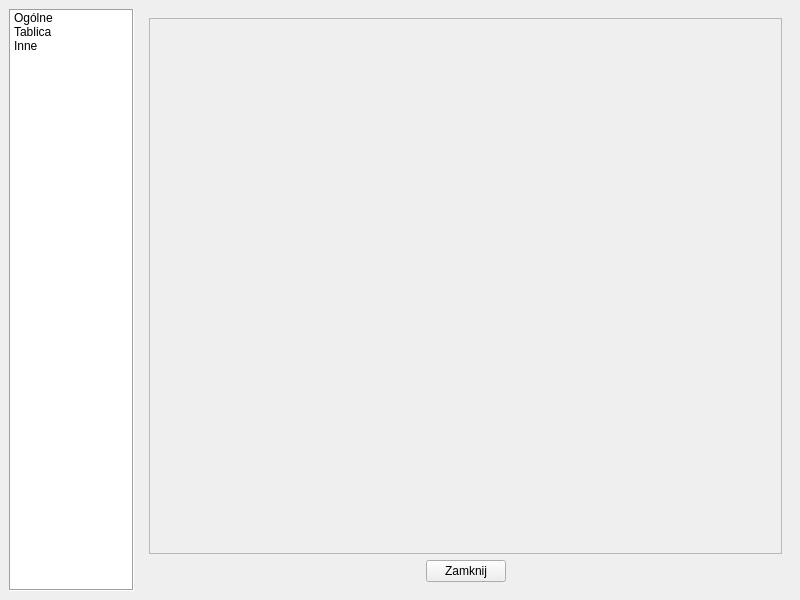
The window that ui/Settings/settings-window.ui (OskarLewandowski/dex-data-experience) describes before a commit, drawn with Qt 5.
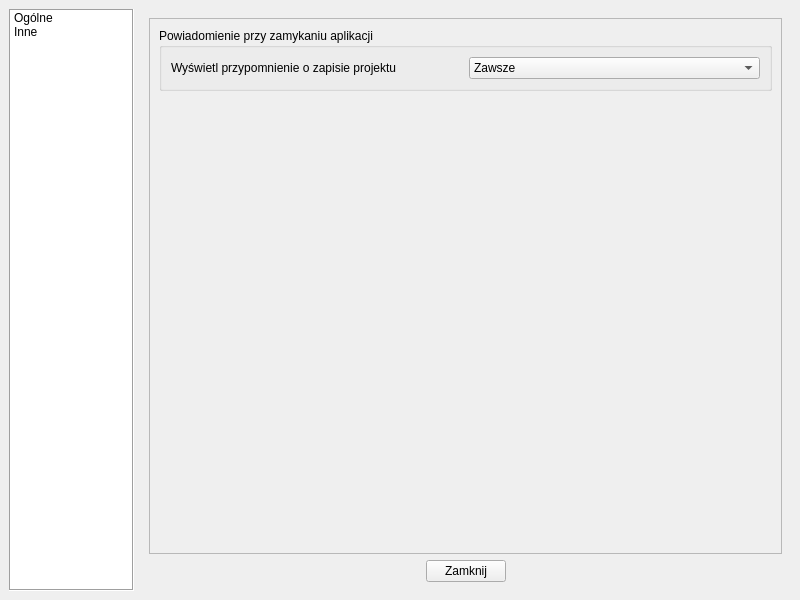
The same window after the commit. The open tabs and pages were chosen to show the change.

Patch:
```diff
--- a/ui/Settings/settings-window.ui
+++ b/ui/Settings/settings-window.ui
@@ -46,11 +46,6 @@
         <string>Ogólne</string>
        </property>
       </item>
-      <item>
-       <property name="text">
-        <string>Tablica</string>
-       </property>
-      </item>
       <item>
        <property name="text">
         <string>Inne</string>
@@ -415,10 +410,59 @@
             <rect>
              <x>0</x>
              <y>0</y>
-             <width>98</width>
-             <height>28</height>
+             <width>631</width>
+             <height>530</height>
             </rect>
            </property>
+           <layout class="QVBoxLayout" name="verticalLayout_12">
+            <item>
+             <widget class="QGroupBox" name="groupBox_4">
+              <property name="title">
+               <string>Powiadomienie przy zamykaniu aplikacji</string>
+              </property>
+              <layout class="QVBoxLayout" name="verticalLayout_11">
+               <item>
+                <layout class="QHBoxLayout" name="horizontalLayout_15">
+                 <item>
+                  <widget class="QLabel" name="label_9">
+                   <property name="text">
+                    <string>Wyświetl przypomnienie o zapisie projektu</string>
+                   </property>
+                  </widget>
+                 </item>
+                 <item>
+                  <widget class="QComboBox" name="comboBox_Window_Reminding_To_Save">
+                   <item>
+                    <property name="text">
+                     <string>Zawsze</string>
+                    </property>
+                   </item>
+                   <item>
+                    <property name="text">
+                     <string>Nigdy</string>
+                    </property>
+                   </item>
+                  </widget>
+                 </item>
+                </layout>
+               </item>
+              </layout>
+             </widget>
+            </item>
+            <item>
+             <spacer name="verticalSpacer">
+              <property name="orientation">
+               <enum>Qt::Vertical</enum>
+              </property>
+              <property name="sizeHint" stdset="0">
+               <size>
+                <width>20</width>
+                <height>443</height>
+               </size>
+              </property>
+             </spacer>
+            </item>
+           </layout>
           </widget>
          </widget>
         </item>
```
Left out of the diff: 6 changed lines with no effect on the pictures.
